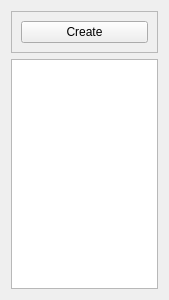
This is gallery-desktop/album_list_widget.ui in ydementieiev/gallery_qt as Qt 5 draws it before an edit. The edited form follows.
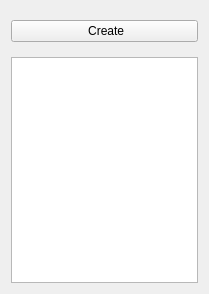
This is the edited form. Icons and pictures are not drawn.

```diff
--- a/gallery-desktop/album_list_widget.ui
+++ b/gallery-desktop/album_list_widget.ui
@@ -6,8 +6,8 @@
    <rect>
     <x>0</x>
     <y>0</y>
-    <width>169</width>
-    <height>300</height>
+    <width>209</width>
+    <height>294</height>
    </rect>
   </property>
   <property name="windowTitle">
@@ -16,23 +16,48 @@
   <layout class="QVBoxLayout" name="verticalLayout">
    <item>
     <widget class="QFrame" name="frame">
+     <property name="minimumSize">
+      <size>
+       <width>0</width>
+       <height>40</height>
+      </size>
+     </property>
      <property name="maximumSize">
       <size>
-       <width>388</width>
-       <height>16777215</height>
+       <width>16777215</width>
+       <height>40</height>
       </size>
      </property>
      <property name="frameShape">
-      <enum>QFrame::StyledPanel</enum>
+      <enum>QFrame::NoFrame</enum>
      </property>
      <property name="frameShadow">
-      <enum>QFrame::Raised</enum>
+      <enum>QFrame::Plain</enum>
      </property>
-     <layout class="QHBoxLayout" name="horizontalLayout">
+     <layout class="QHBoxLayout" name="horizontalLayout_2">
+      <property name="spacing">
+       <number>0</number>
+      </property>
+      <property name="leftMargin">
+       <number>0</number>
+      </property>
+      <property name="topMargin">
+       <number>0</number>
+      </property>
+      <property name="rightMargin">
+       <number>0</number>
+      </property>
+      <property name="bottomMargin">
+       <number>0</number>
+      </property>
       <item>
        <widget class="QPushButton" name="createAlbumButton">
         <property name="text">
-         <string>Create</string>
+         <string> Create</string>
+        </property>
+        <property name="icon">
+         <iconset resource="res/resource.qrc">
+          <normaloff>:/icons/album-add.png</normaloff>:/icons/album-add.png</iconset>
         </property>
        </widget>
       </item>
```
Left out of the diff: 6 changed lines with no effect on the pictures.
